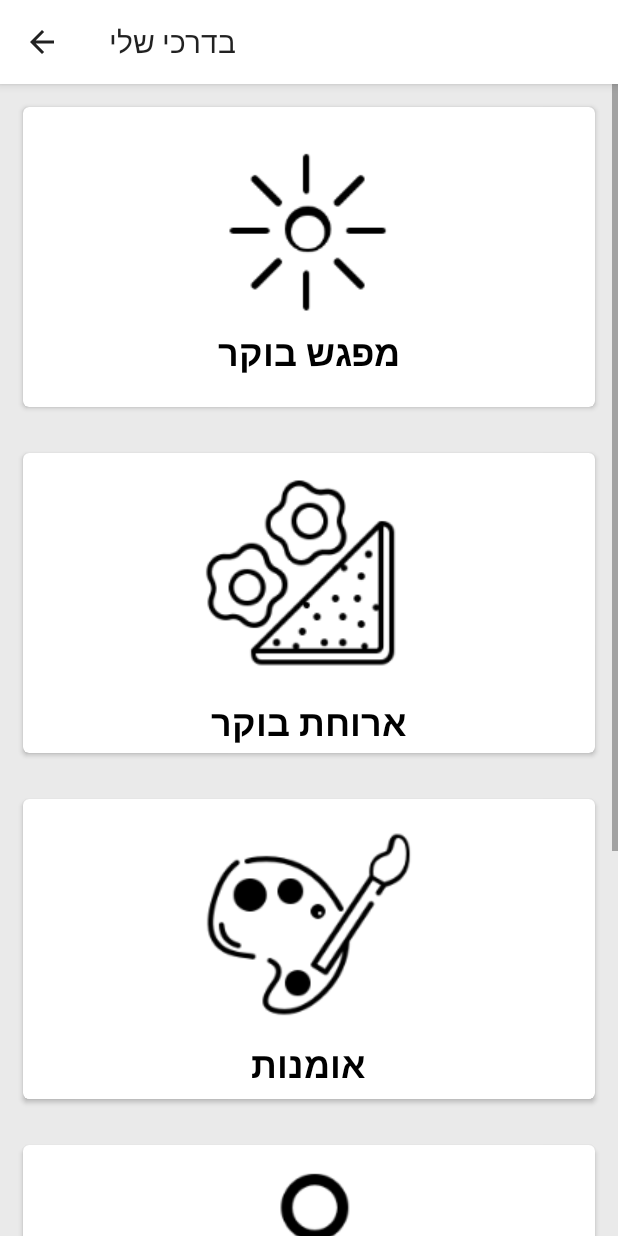
After one commit to myspecialway/my-special-way-android, an Android app: the AgendaActivity screen opened directly, with no data from a screen before it, on a phone screen of 412 x 824 dp. The commit adds this screen. Run offline under Robolectric (Android 15) with nearby library versions, the phone set to English and light mode, and no system bars; pictures from the network do not load.

Commit message:
Add Agenda screen

```diff
--- a/Basic/src/main/AndroidManifest.xml
+++ b/Basic/src/main/AndroidManifest.xml
@@ -40,11 +40,9 @@
                 <category android:name="android.intent.category.LAUNCHER" />
             </intent-filter>
         </activity>
-
         <activity
             android:name=".ListExamplesActivity"
-            android:label="@string/app_name">
-        </activity>
+            android:label="@string/app_name"></activity>
         <activity
             android:name=".simple.SimpleActivity"
             android:configChanges="orientation|screenSize"
@@ -98,7 +96,7 @@
         <activity
             android:name=".wayfinding.WayfindingOverlayActivity"
             android:label="@string/example_wayfinding_title"
-            android:screenOrientation="portrait"></activity>
+            android:screenOrientation="portrait" />
         <activity
             android:name=".googlemapsindoor.GoogleMapsIndoorActivity"
             android:label="@string/example_googlemaps_indoor_title"
@@ -119,14 +117,13 @@
                 <action android:name="com.google.firebase.INSTANCE_ID_EVENT" />
             </intent-filter>
         </service>
-        <service
-            android:name="org.myspecialway.FCM.FCMMessagingService">
+        <service android:name="org.myspecialway.FCM.FCMMessagingService">
             <intent-filter>
-                <action android:name="com.google.firebase.MESSAGING_EVENT"/>
+                <action android:name="com.google.firebase.MESSAGING_EVENT" />
             </intent-filter>
         </service>
 
-
+        <activity android:name="org.myspecialway.AgendaActivity"></activity>
     </application>
 
 </manifest>
--- /dev/null
+++ b/Basic/src/main/java/org/myspecialway/AgendaActivity.java
@@ -0,0 +1,110 @@
+package org.myspecialway;
+
+import android.content.Context;
+import android.graphics.Color;
+import android.support.annotation.NonNull;
+import android.support.v7.app.ActionBar;
+import android.support.v7.app.AppCompatActivity;
+import android.os.Bundle;
+import android.support.v7.widget.DefaultItemAnimator;
+import android.support.v7.widget.LinearLayoutManager;
+import android.support.v7.widget.RecyclerView;
+import android.support.v7.widget.Toolbar;
+import android.view.LayoutInflater;
+import android.view.View;
+import android.view.ViewGroup;
+import android.widget.ImageView;
+import android.widget.TextView;
+
+import org.myspecialway.android.R;
+
+import java.util.ArrayList;
+import java.util.List;
+
+public class AgendaActivity extends AppCompatActivity {
+
+    private RecyclerView recyclerView;
+    private AgendaAdapter adapter;
+    private List<AgendaDetails> classdetails;
+
+    @Override
+    protected void onCreate(Bundle savedInstanceState) {
+        super.onCreate(savedInstanceState);
+        setContentView(R.layout.agenda_activity);
+        initToolbar();
+
+        recyclerView = (RecyclerView) findViewById(R.id.agenda_recycler_view);
+
+        initAgendaDetails();
+
+        adapter = new AgendaAdapter(this, classdetails);
+
+        RecyclerView.LayoutManager mLayoutManager = new LinearLayoutManager(this);
+        recyclerView.setLayoutManager(mLayoutManager);
+        recyclerView.setItemAnimator(new DefaultItemAnimator());
+        recyclerView.setAdapter(adapter);
+    }
+
+    private void initToolbar() {
+        ActionBar supportActionBar = getSupportActionBar();
+        supportActionBar.setDisplayHomeAsUpEnabled(true);
+        supportActionBar.setDisplayShowHomeEnabled(true);
+        supportActionBar.setTitle("בדרכי שלי");
+    }
+
+    private void initAgendaDetails() {
+        classdetails = new ArrayList<>();
+        classdetails.add(new AgendaDetails("מפגש בוקר", R.drawable.sun, ""));
+        classdetails.add(new AgendaDetails("ארוחת בוקר", R.drawable.breakfest, ""));
+        classdetails.add(new AgendaDetails("אומנות", R.drawable.art, ""));
+        classdetails.add(new AgendaDetails("למידה", R.drawable.learning, ""));
+        classdetails.add(new AgendaDetails("ארוחת צהריים", R.drawable.launch, ""));
+    }
+
+
+    class AgendaAdapter extends RecyclerView.Adapter<AgendaAdapter.MyViewHolder> {
+
+        private Context mContext;
+        private List<AgendaDetails> classList;
+
+        public AgendaAdapter(Context mContext, List<AgendaDetails> classList) {
+            this.mContext = mContext;
+            this.classList = classList;
+        }
+
+        public class MyViewHolder extends RecyclerView.ViewHolder {
+            public TextView title;
+            public ImageView thumbnail;
+
+            public MyViewHolder(View view) {
+                super(view);
+                title = (TextView) view.findViewById(R.id.agenda_text);
+                thumbnail = (ImageView) view.findViewById(R.id.agenda_icon);
+            }
+        }
+
+        @NonNull
+        @Override
+        public AgendaAdapter.MyViewHolder onCreateViewHolder(@NonNull ViewGroup parent, int viewType) {
+            View itemView = LayoutInflater.from(parent.getContext()).inflate(R.layout.agenda_item, parent, false);
+
+            return new MyViewHolder(itemView);
+        }
+
+        @Override
+        public void onBindViewHolder(@NonNull AgendaAdapter.MyViewHolder holder, int position) {
+            holder.title.setText(classList.get(position).getClassName());
+            holder.thumbnail.setBackgroundResource(classList.get(position).classIcon);
+
+            // loading album cover using Glide library
+//            Glide.with(mContext).load(album.getThumbnail()).into(holder.thumbnail);
+
+
+        }
+
+        @Override
+        public int getItemCount() {
+            return classList.size();
+        }
+    }
+}
--- /dev/null
+++ b/Basic/src/main/java/org/myspecialway/AgendaDetails.java
@@ -0,0 +1,27 @@
+package org.myspecialway;
+
+public class AgendaDetails {
+
+    String className;
+    int classIcon;
+    String classTime;
+
+    public AgendaDetails(String className, int classIcon, String classTime) {
+        this.className = className;
+        this.classIcon = classIcon;
+        this.classTime = classTime;
+    }
+
+    public String getClassName() {
+        return className;
+    }
+
+    public int getClassIcon() {
+        return classIcon;
+    }
+
+    public String getClassTime() {
+        return classTime;
+    }
+
+}
--- /dev/null
+++ b/Basic/src/main/res/layout/agenda_activity.xml
@@ -0,0 +1,16 @@
+<?xml version="1.0" encoding="utf-8"?>
+<LinearLayout xmlns:android="http://schemas.android.com/apk/res/android"
+    android:layout_width="match_parent"
+    android:layout_height="match_parent"
+    xmlns:app="http://schemas.android.com/apk/res-auto"
+    android:background="#eaeaea">
+
+
+    <android.support.v7.widget.RecyclerView
+        android:id="@+id/agenda_recycler_view"
+        android:layout_width="match_parent"
+        android:layout_height="wrap_content"
+        android:clipToPadding="false"
+        android:scrollbars="vertical" />
+
+</LinearLayout>
--- /dev/null
+++ b/Basic/src/main/res/layout/agenda_item.xml
@@ -0,0 +1,41 @@
+<LinearLayout xmlns:android="http://schemas.android.com/apk/res/android"
+    xmlns:tools="http://schemas.android.com/tools"
+    xmlns:card_view="http://schemas.android.com/apk/res-auto"
+    android:layout_width="match_parent"
+    android:layout_height="wrap_content">
+
+    <android.support.v7.widget.CardView xmlns:card_view="http://schemas.android.com/apk/res-auto"
+        android:id="@+id/card_view"
+        android:layout_width="match_parent"
+        android:layout_height="200dp"
+        android:layout_gravity="center"
+
+        android:layout_margin="15dp"
+        card_view:cardCornerRadius="4dp">
+
+        <LinearLayout
+            android:layout_width="wrap_content"
+            android:layout_height="wrap_content"
+            android:layout_gravity="center_vertical|center_horizontal"
+            android:orientation="vertical">
+
+            <ImageView
+                android:id="@+id/agenda_icon"
+                android:layout_width="wrap_content"
+                android:layout_height="wrap_content"
+                android:layout_gravity="center_horizontal" />
+
+            <TextView
+                android:id="@+id/agenda_text"
+                android:layout_width="wrap_content"
+                android:layout_height="wrap_content"
+                android:layout_gravity="center_horizontal"
+                android:text="class name"
+                android:textColor="@android:color/black"
+                android:textSize="24sp"
+                android:textStyle="bold" />
+        </LinearLayout>
+
+
+    </android.support.v7.widget.CardView>
+</LinearLayout>
--- a/Basic/src/main/res/values/styles.xml
+++ b/Basic/src/main/res/values/styles.xml
@@ -2,7 +2,17 @@
 
     <!-- Base application theme. -->
     <style name="AppTheme" parent="Theme.AppCompat.Light">
+        <item name="toolbarStyle">@style/toolbar_style</item>
         <!-- Customize your theme here. -->
     </style>
 
+    <style name="toolbar_style" parent="Widget.AppCompat.Toolbar">
+        <item name="android:background">@android:color/white</item>
+
+    </style>
+
+    <style name="HeaderBar">
+        <item name="android:background">@android:color/white</item>
+    </style>
+
 </resources>
```
Also changed, not shown: Basic/src/main/res/drawable/art.PNG (added), Basic/src/main/res/drawable/breakfest.PNG (added), Basic/src/main/res/drawable/launch.PNG (added), Basic/src/main/res/drawable/learning.PNG (added), Basic/src/main/res/drawable/sun.PNG (added).
